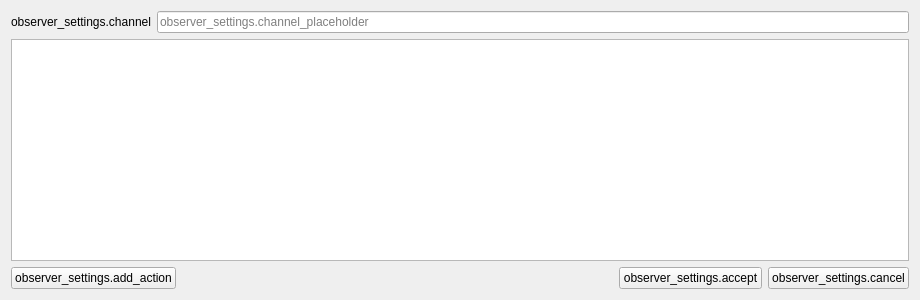
Before: the Qt Designer form observer-settings.ui in x000000/observer, drawn with Qt 5.
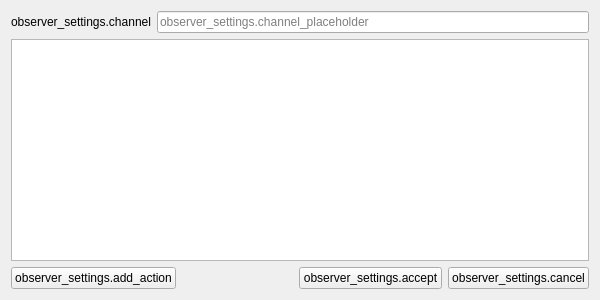
After: the same form once the commit is applied. Custom widgets are drawn as their Qt base class.

```diff
--- a/observer-settings.ui
+++ b/observer-settings.ui
@@ -6,7 +6,7 @@
    <rect>
     <x>0</x>
     <y>0</y>
-    <width>920</width>
+    <width>600</width>
     <height>300</height>
    </rect>
   </property>
```
